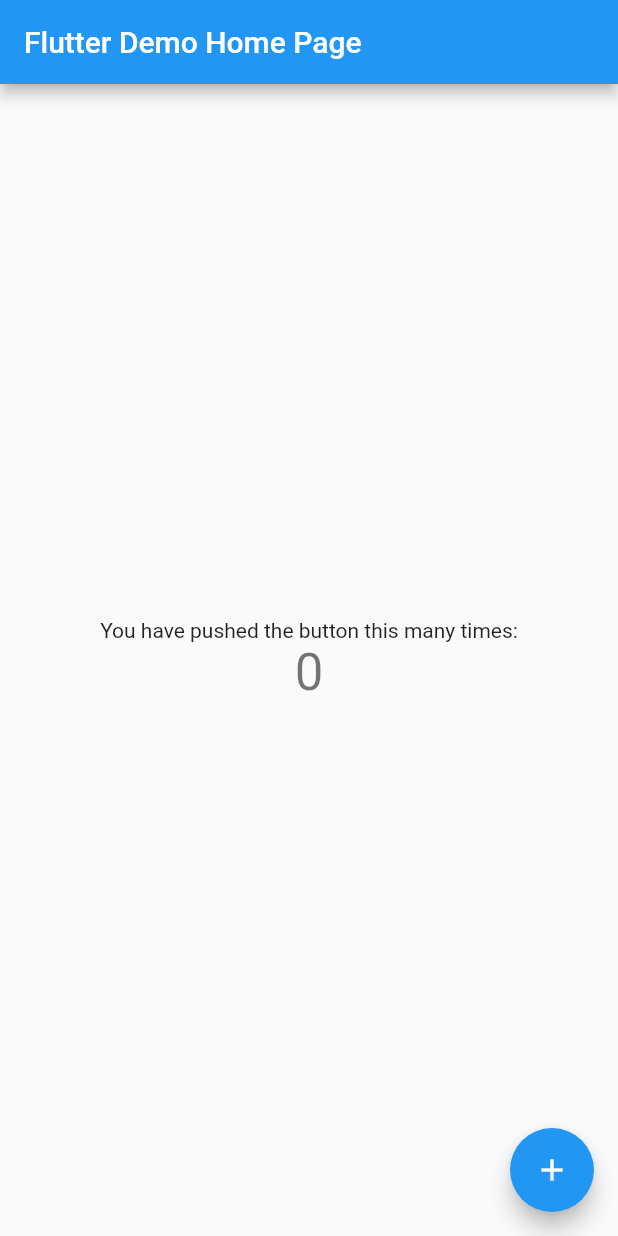
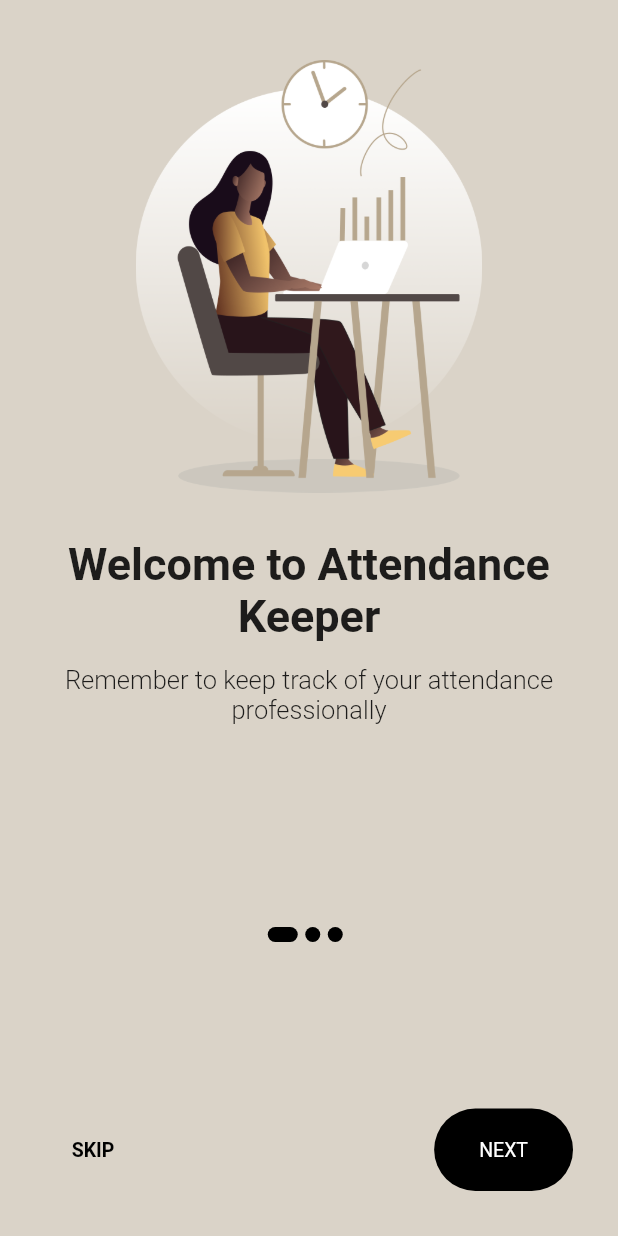
Before and after one commit to ejjat0909/flutter-attendance-system, a Flutter app: the screen it shows after launch, on a phone screen of 412 x 824 dp. Run offline on Flutter 3.47's test engine with Material 2 defaults, Android fonts, the phone set to English and light mode, and no system bars.

Commit message:
onboard screen

```diff
--- a/lib/main.dart
+++ b/lib/main.dart
@@ -1,3 +1,4 @@
+import 'package:attendance_system/screens/onboarding/onboard_screen.dart';
 import 'package:flutter/material.dart';
 
 void main() {
@@ -11,105 +12,12 @@ class MyApp extends StatelessWidget {
   @override
   Widget build(BuildContext context) {
     return MaterialApp(
-      title: 'Flutter Demo',
+      title: 'Attendance Keeper',
       theme: ThemeData(
-        // This is the theme of your application.
-        //
-        // Try running your application with "flutter run". You'll see the
-        // application has a blue toolbar. Then, without quitting the app, try
-        // changing the primarySwatch below to Colors.green and then invoke
-        // "hot reload" (press "r" in the console where you ran "flutter run",
-        // or simply save your changes to "hot reload" in a Flutter IDE).
-        // Notice that the counter didn't reset back to zero; the application
-        // is not restarted.
         primarySwatch: Colors.blue,
       ),
-      home: const MyHomePage(title: 'Flutter Demo Home Page'),
+      debugShowCheckedModeBanner: false,
+      home: OnboardingScreen(),
     );
   }
 }
-
-class MyHomePage extends StatefulWidget {
-  const MyHomePage({super.key, required this.title});
-
-  // This widget is the home page of your application. It is stateful, meaning
-  // that it has a State object (defined below) that contains fields that affect
-  // how it looks.
-
-  // This class is the configuration for the state. It holds the values (in this
-  // case the title) provided by the parent (in this case the App widget) and
-  // used by the build method of the State. Fields in a Widget subclass are
-  // always marked "final".
-
-  final String title;
-
-  @override
-  State<MyHomePage> createState() => _MyHomePageState();
-}
-
-class _MyHomePageState extends State<MyHomePage> {
-  int _counter = 0;
-
-  void _incrementCounter() {
-    setState(() {
-      // This call to setState tells the Flutter framework that something has
-      // changed in this State, which causes it to rerun the build method below
-      // so that the display can reflect the updated values. If we changed
-      // _counter without calling setState(), then the build method would not be
-      // called again, and so nothing would appear to happen.
-      _counter++;
-    });
-  }
-
-  @override
-  Widget build(BuildContext context) {
-    // This method is rerun every time setState is called, for instance as done
-    // by the _incrementCounter method above.
-    //
-    // The Flutter framework has been optimized to make rerunning build methods
-    // fast, so that you can just rebuild anything that needs updating rather
-    // than having to individually change instances of widgets.
-    return Scaffold(
-      appBar: AppBar(
-        // Here we take the value from the MyHomePage object that was created by
-        // the App.build method, and use it to set our appbar title.
-        title: Text(widget.title),
-      ),
-      body: Center(
-        // Center is a layout widget. It takes a single child and positions it
-        // in the middle of the parent.
-        child: Column(
-          // Column is also a layout widget. It takes a list of children and
-          // arranges them vertically. By default, it sizes itself to fit its
-          // children horizontally, and tries to be as tall as its parent.
-          //
-          // Invoke "debug painting" (press "p" in the console, choose the
-          // "Toggle Debug Paint" action from the Flutter Inspector in Android
-          // Studio, or the "Toggle Debug Paint" command in Visual Studio Code)
-          // to see the wireframe for each widget.
-          //
-          // Column has various properties to control how it sizes itself and
-          // how it positions its children. Here we use mainAxisAlignment to
-          // center the children vertically; the main axis here is the vertical
-          // axis because Columns are vertical (the cross axis would be
-          // horizontal).
-          mainAxisAlignment: MainAxisAlignment.center,
-          children: <Widget>[
-            const Text(
-              'You have pushed the button this many times:',
-            ),
-            Text(
-              '$_counter',
-              style: Theme.of(context).textTheme.headlineMedium,
-            ),
-          ],
-        ),
-      ),
-      floatingActionButton: FloatingActionButton(
-        onPressed: _incrementCounter,
-        tooltip: 'Increment',
-        child: const Icon(Icons.add),
-      ), // This trailing comma makes auto-formatting nicer for build methods.
-    );
-  }
-}
--- /dev/null
+++ b/lib/model/onboarding/onboarding_model.dart
@@ -0,0 +1,31 @@
+class OnboardingContents {
+  final String title;
+  final String image;
+  final String desc;
+
+  OnboardingContents({
+    required this.title,
+    required this.image,
+    required this.desc,
+  });
+}
+
+List<OnboardingContents> contents = [
+  OnboardingContents(
+    title: "Welcome to Attendance Keeper",
+    image: "assets/images/image1.png",
+    desc: "Remember to keep track of your attendance professionally",
+  ),
+  OnboardingContents(
+    title: "Effortlessly Track Your Attendance",
+    image: "assets/images/image2.png",
+    desc:
+        "Track the attendance like a boss",
+  ),
+  OnboardingContents(
+    title: "Maximize Your Time with Attendance Manager",
+    image: "assets/images/image3.png",
+    desc:
+        "Get More Time for Fun Stuff with Attendance Manager",
+  ),
+];
--- /dev/null
+++ b/lib/screens/onboarding/onboard_screen.dart
@@ -0,0 +1,189 @@
+import 'package:flutter/material.dart';
+import 'package:attendance_system/size_config.dart';
+import 'package:attendance_system/model/onboarding/onboarding_model.dart';
+
+class OnboardingScreen extends StatefulWidget {
+  const OnboardingScreen({Key? key}) : super(key: key);
+
+  @override
+  State<OnboardingScreen> createState() => _OnboardingScreenState();
+}
+
+class _OnboardingScreenState extends State<OnboardingScreen> {
+  late PageController _controller;
+
+  @override
+  void initState() {
+    _controller = PageController();
+    super.initState();
+  }
+
+  int _currentPage = 0;
+  List colors = const [
+    Color(0xffDAD3C8),
+    Color(0xffFFE5DE),
+    Color(0xffDCF6E6),
+  ];
+
+  AnimatedContainer _buildDots({
+    int? index,
+  }) {
+    return AnimatedContainer(
+      duration: const Duration(milliseconds: 200),
+      decoration: const BoxDecoration(
+        borderRadius: BorderRadius.all(
+          Radius.circular(50),
+        ),
+        color: Colors.black,
+      ),
+      margin: const EdgeInsets.only(right: 5),
+      height: 10,
+      curve: Curves.easeIn,
+      width: _currentPage == index ? 20 : 10,
+    );
+  }
+
+  @override
+  Widget build(BuildContext context) {
+    SizeConfig().init(context);
+    double width = SizeConfig.screenW!;
+    double height = SizeConfig.screenH!;
+
+    return Scaffold(
+      backgroundColor: colors[_currentPage],
+      body: SafeArea(
+        child: Column(
+          children: [
+            Expanded(
+              flex: 3,
+              child: PageView.builder(
+                physics: const BouncingScrollPhysics(),
+                controller: _controller,
+                onPageChanged: (value) => setState(() => _currentPage = value),
+                itemCount: contents.length,
+                itemBuilder: (context, i) {
+                  return Padding(
+                    padding: const EdgeInsets.all(40.0),
+                    child: Column(
+                      children: [
+                        Image.asset(
+                          contents[i].image,
+                          height: SizeConfig.blockV! * 35,
+                        ),
+                        SizedBox(
+                          height: (height >= 840) ? 60 : 30,
+                        ),
+                        Text(
+                          contents[i].title,
+                          textAlign: TextAlign.center,
+                          style: TextStyle(
+                            fontWeight: FontWeight.w600,
+                            fontSize: (width <= 550) ? 30 : 35,
+                          ),
+                        ),
+                        const SizedBox(height: 15),
+                        Text(
+                          contents[i].desc,
+                          style: TextStyle(
+                            fontWeight: FontWeight.w300,
+                            fontSize: (width <= 550) ? 17 : 25,
+                          ),
+                          textAlign: TextAlign.center,
+                        )
+                      ],
+                    ),
+                  );
+                },
+              ),
+            ),
+            Expanded(
+              flex: 1,
+              child: Column(
+                mainAxisAlignment: MainAxisAlignment.spaceBetween,
+                children: [
+                  Row(
+                    mainAxisAlignment: MainAxisAlignment.center,
+                    children: List.generate(
+                      contents.length,
+                      (int index) => _buildDots(
+                        index: index,
+                      ),
+                    ),
+                  ),
+                  _currentPage + 1 == contents.length
+                      ? Padding(
+                          padding: const EdgeInsets.all(30),
+                          child: ElevatedButton(
+                            onPressed: () {},
+                            child: const Text("START"),
+                            style: ElevatedButton.styleFrom(
+                              backgroundColor: Colors.black,
+                              shape: RoundedRectangleBorder(
+                                borderRadius: BorderRadius.circular(50),
+                              ),
+                              padding: (width <= 550)
+                                  ? const EdgeInsets.symmetric(
+                                      horizontal: 100, vertical: 20)
+                                  : EdgeInsets.symmetric(
+                                      horizontal: width * 0.2, vertical: 25),
+                              textStyle:
+                                  TextStyle(fontSize: (width <= 550) ? 13 : 17),
+                            ),
+                          ),
+                        )
+                      : Padding(
+                          padding: const EdgeInsets.all(30),
+                          child: Row(
+                            mainAxisAlignment: MainAxisAlignment.spaceBetween,
+                            children: [
+                              TextButton(
+                                onPressed: () {
+                                  _controller.jumpToPage(2);
+                                },
+                                child: const Text(
+                                  "SKIP",
+                                  style: TextStyle(color: Colors.black),
+                                ),
+                                style: TextButton.styleFrom(
+                                  elevation: 0,
+                                  textStyle: TextStyle(
+                                    fontWeight: FontWeight.w600,
+                                    fontSize: (width <= 550) ? 13 : 17,
+                                  ),
+                                ),
+                              ),
+                              ElevatedButton(
+                                onPressed: () {
+                                  _controller.nextPage(
+                                    duration: const Duration(milliseconds: 200),
+                                    curve: Curves.easeIn,
+                                  );
+                                },
+                                child: const Text("NEXT"),
+                                style: ElevatedButton.styleFrom(
+                                  backgroundColor: Colors.black,
+                                  shape: RoundedRectangleBorder(
+                                    borderRadius: BorderRadius.circular(50),
+                                  ),
+                                  elevation: 0,
+                                  padding: (width <= 550)
+                                      ? const EdgeInsets.symmetric(
+                                          horizontal: 30, vertical: 20)
+                                      : const EdgeInsets.symmetric(
+                                          horizontal: 30, vertical: 25),
+                                  textStyle: TextStyle(
+                                      fontSize: (width <= 550) ? 13 : 17),
+                                ),
+                              ),
+                            ],
+                          ),
+                        )
+                ],
+              ),
+            ),
+          ],
+        ),
+      ),
+    );
+  }
+}
--- /dev/null
+++ b/lib/size_config.dart
@@ -0,0 +1,17 @@
+import 'package:flutter/material.dart';
+
+class SizeConfig {
+  static MediaQueryData? _mediaQueryData;
+  static double? screenW;
+  static double? screenH;
+  static double? blockH;
+  static double? blockV;
+
+  void init(BuildContext context) {
+    _mediaQueryData = MediaQuery.of(context);
+    screenW = _mediaQueryData!.size.width;
+    screenH = _mediaQueryData!.size.height;
+    blockH = screenW! / 100;
+    blockV = screenH! / 100;
+  }
+}
--- a/pubspec.yaml
+++ b/pubspec.yaml
@@ -35,6 +35,7 @@ dependencies:
   # The following adds the Cupertino Icons font to your application.
   # Use with the CupertinoIcons class for iOS style icons.
   cupertino_icons: ^1.0.2
+  flutter_scale_tap: ^1.0.5
 
 dev_dependencies:
   flutter_test:
```
Also changed, not shown: assets/images/image1.png (added), assets/images/image2.png (added), assets/images/image3.png (added), pubspec.lock.
